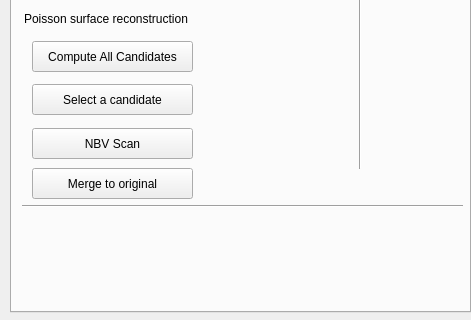
Qt form Point Cloud/UI/camera_para.ui (sunwaylive/quality-driven-poisson-guided-autoscanning) before a commit; both pictures show x 0 to 471 and y 588 to 908 of the 471 by 908 pixel window.
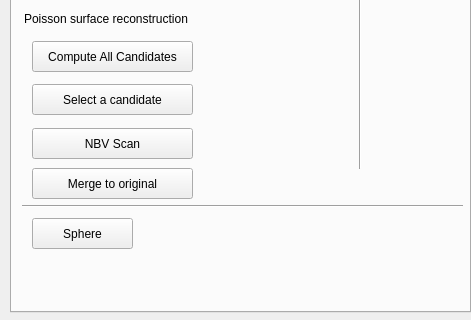
The same form after that commit. The open tabs and pages were chosen to show the change.

Commit message:
add sphere candidates
finish sphere-based NBV

```diff
--- a/Point Cloud/UI/camera_para.ui
+++ b/Point Cloud/UI/camera_para.ui
@@ -2107,6 +2107,19 @@
       <string>pick</string>
      </property>
     </widget>
+    <widget class="QPushButton" name="pushButton_sphere">
+     <property name="geometry">
+      <rect>
+       <x>20</x>
+       <y>770</y>
+       <width>101</width>
+       <height>31</height>
+      </rect>
+     </property>
+     <property name="text">
+      <string>Sphere</string>
+     </property>
+    </widget>
    </widget>
   </widget>
  </widget>
```
Left out of the diff: 2 changed lines with no effect on the pictures. The commit also changes 10 other files.
